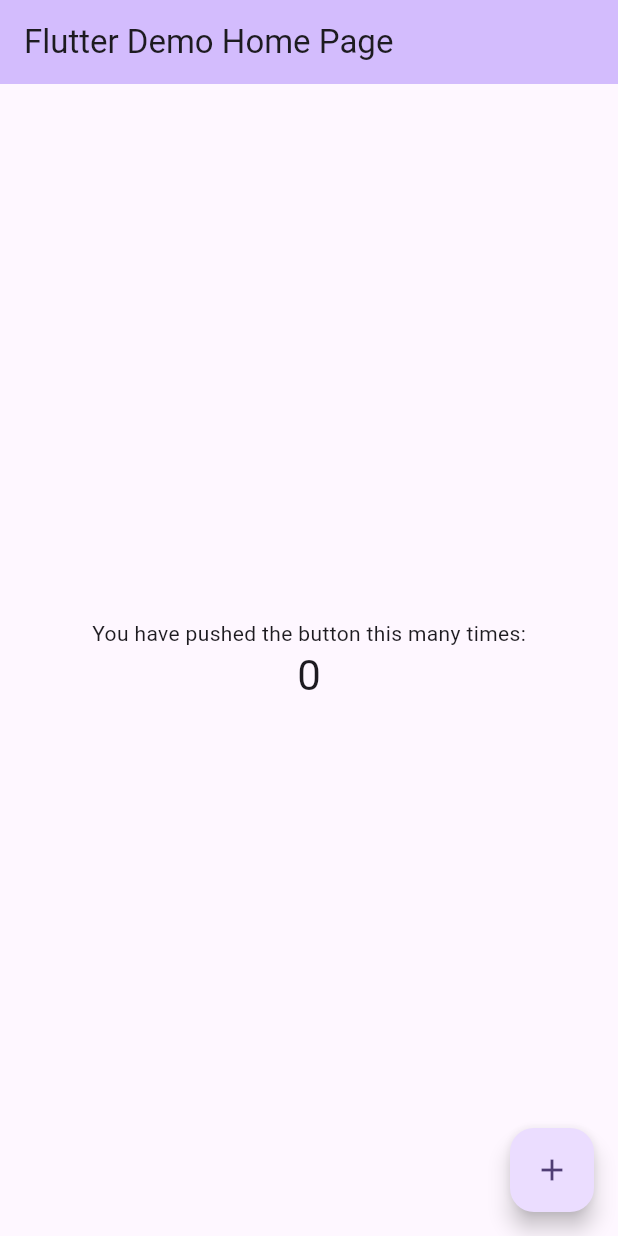
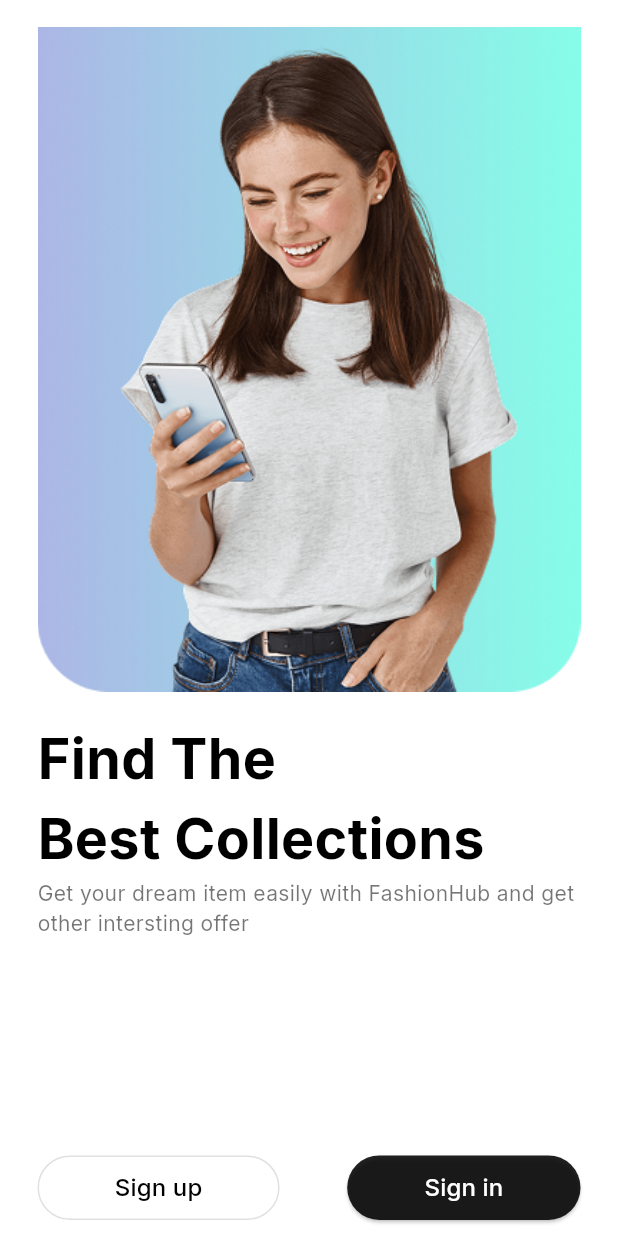
Before and after one commit to mbilalabid800/flutter-test, a Flutter app: the screen it shows after launch, on a phone screen of 412 x 824 dp. Run offline on Flutter 3.47's test engine with Material 3 defaults, Android fonts, the phone set to English and light mode, and no system bars; our stand-ins replace google_fonts.

Commit message:
Add splash screen feature

```diff
--- /dev/null
+++ b/lib/constants/app_colors.dart
@@ -0,0 +1,6 @@
+import 'package:flutter/material.dart';
+
+class AppColors {
+  static const Color screenBackground = Color.fromRGBO(255, 255, 255, 1);
+  static const Color textColor = Color.fromRGBO(0, 0, 0, 1);
+}
--- a/lib/main.dart
+++ b/lib/main.dart
@@ -1,4 +1,7 @@
 import 'package:flutter/material.dart';
+import 'package:google_fonts/google_fonts.dart';
+
+import 'screens/splash_screen.dart';
 
 void main() {
   runApp(const MyApp());
@@ -11,112 +14,18 @@ class MyApp extends StatelessWidget {
   @override
   Widget build(BuildContext context) {
     return MaterialApp(
-      title: 'Flutter Demo',
+      title: 'Cartzilla',
+      debugShowCheckedModeBanner: false,
       theme: ThemeData(
-        // This is the theme of your application.
-        //
-        // TRY THIS: Try running your application with "flutter run". You'll see
-        // the application has a purple toolbar. Then, without quitting the app,
-        // try changing the seedColor in the colorScheme below to Colors.green
-        // and then invoke "hot reload" (save your changes or press the "hot
-        // reload" button in a Flutter-supported IDE, or press "r" if you used
-        // the command line to start the app).
-        //
-        // Notice that the counter didn't reset back to zero; the application
-        // state is not lost during the reload. To reset the state, use hot
-        // restart instead.
-        //
-        // This works for code too, not just values: Most code changes can be
-        // tested with just a hot reload.
-        colorScheme: ColorScheme.fromSeed(seedColor: Colors.deepPurple),
+        useMaterial3: true,
+        textTheme: GoogleFonts.interTextTheme(),
       ),
-      home: const MyHomePage(title: 'Flutter Demo Home Page'),
+      initialRoute: '/splash-screen',
+      routes: {
+        '/splash-screen': (context) => const SplashScreen(),
+        // '/home-screen': (BuildContext context) => const HomeScreen(),
+        // '/print-example': (BuildContext context) => PrintExample(),
+      },
     );
   }
 }
-
-class MyHomePage extends StatefulWidget {
-  const MyHomePage({super.key, required this.title});
-
-  // This widget is the home page of your application. It is stateful, meaning
-  // that it has a State object (defined below) that contains fields that affect
-  // how it looks.
-
-  // This class is the configuration for the state. It holds the values (in this
-  // case the title) provided by the parent (in this case the App widget) and
-  // used by the build method of the State. Fields in a Widget subclass are
-  // always marked "final".
-
-  final String title;
-
-  @override
-  State<MyHomePage> createState() => _MyHomePageState();
-}
-
-class _MyHomePageState extends State<MyHomePage> {
-  int _counter = 0;
-
-  void _incrementCounter() {
-    setState(() {
-      // This call to setState tells the Flutter framework that something has
-      // changed in this State, which causes it to rerun the build method below
-      // so that the display can reflect the updated values. If we changed
-      // _counter without calling setState(), then the build method would not be
-      // called again, and so nothing would appear to happen.
-      _counter++;
-    });
-  }
-
-  @override
-  Widget build(BuildContext context) {
-    // This method is rerun every time setState is called, for instance as done
-    // by the _incrementCounter method above.
-    //
-    // The Flutter framework has been optimized to make rerunning build methods
-    // fast, so that you can just rebuild anything that needs updating rather
-    // than having to individually change instances of widgets.
-    return Scaffold(
-      appBar: AppBar(
-        // TRY THIS: Try changing the color here to a specific color (to
-        // Colors.amber, perhaps?) and trigger a hot reload to see the AppBar
-        // change color while the other colors stay the same.
-        backgroundColor: Theme.of(context).colorScheme.inversePrimary,
-        // Here we take the value from the MyHomePage object that was created by
-        // the App.build method, and use it to set our appbar title.
-        title: Text(widget.title),
-      ),
-      body: Center(
-        // Center is a layout widget. It takes a single child and positions it
-        // in the middle of the parent.
-        child: Column(
-          // Column is also a layout widget. It takes a list of children and
-          // arranges them vertically. By default, it sizes itself to fit its
-          // children horizontally, and tries to be as tall as its parent.
-          //
-          // Column has various properties to control how it sizes itself and
-          // how it positions its children. Here we use mainAxisAlignment to
-          // center the children vertically; the main axis here is the vertical
-          // axis because Columns are vertical (the cross axis would be
-          // horizontal).
-          //
-          // TRY THIS: Invoke "debug painting" (choose the "Toggle Debug Paint"
-          // action in the IDE, or press "p" in the console), to see the
-          // wireframe for each widget.
-          mainAxisAlignment: MainAxisAlignment.center,
-          children: <Widget>[
-            const Text('You have pushed the button this many times:'),
-            Text(
-              '$_counter',
-              style: Theme.of(context).textTheme.headlineMedium,
-            ),
-          ],
-        ),
-      ),
-      floatingActionButton: FloatingActionButton(
-        onPressed: _incrementCounter,
-        tooltip: 'Increment',
-        child: const Icon(Icons.add),
-      ), // This trailing comma makes auto-formatting nicer for build methods.
-    );
-  }
-}
--- /dev/null
+++ b/lib/responsive/device_dimensions.dart
@@ -0,0 +1,12 @@
+import 'package:flutter/widgets.dart';
+
+class DeviceDimensions {
+  static double screenWidth(BuildContext context) =>
+      MediaQuery.of(context).size.width;
+
+  static double screenHeight(BuildContext context) =>
+      MediaQuery.of(context).size.height;
+
+  static double responsiveSize(BuildContext context) =>
+      MediaQuery.of(context).size.width;
+}
--- /dev/null
+++ b/lib/screens/splash_screen.dart
@@ -0,0 +1,96 @@
+import 'package:cartzilla/constants/app_colors.dart';
+import 'package:cartzilla/responsive/device_dimensions.dart';
+import 'package:flutter/material.dart';
+import 'package:google_fonts/google_fonts.dart';
+
+class SplashScreen extends StatelessWidget {
+  const SplashScreen({super.key});
+
+  @override
+  Widget build(BuildContext context) {
+    return SafeArea(
+      child: Scaffold(
+        backgroundColor: AppColors.screenBackground,
+        body: Padding(
+          padding: const EdgeInsets.symmetric(horizontal: 25.0),
+          child: Column(
+            crossAxisAlignment: CrossAxisAlignment.start,
+            children: [
+              SizedBox(height: DeviceDimensions.screenHeight(context) * 0.010),
+              Padding(
+                padding: const EdgeInsets.symmetric(vertical: 10),
+                child: Image.asset(
+                  'assets/images/splash-image.png',
+                  fit: BoxFit.contain,
+                ),
+              ),
+              SizedBox(height: DeviceDimensions.screenHeight(context) * 0.010),
+              Text(
+                'Find The\nBest Collections',
+                style: GoogleFonts.inter(
+                  fontSize: DeviceDimensions.responsiveSize(context) * 0.090,
+                  fontWeight: FontWeight.bold,
+                  color: AppColors.textColor,
+                ),
+              ),
+
+              Text(
+                'Get your dream item easily with FashionHub and get other intersting offer',
+                style: GoogleFonts.inter(fontSize: 14, color: Colors.black54),
+              ),
+              Spacer(),
+              Row(
+                mainAxisAlignment: MainAxisAlignment.spaceBetween,
+                children: [
+                  OutlinedButton(
+                    onPressed: () {},
+                    style: OutlinedButton.styleFrom(
+                      padding: EdgeInsets.symmetric(
+                        vertical: 10,
+                        horizontal:
+                            DeviceDimensions.screenWidth(context) * 0.125,
+                      ),
+                      side: const BorderSide(color: Colors.black12),
+                      shape: RoundedRectangleBorder(
+                        borderRadius: BorderRadius.circular(30),
+                      ),
+                    ),
+                    child: Text(
+                      'Sign up',
+                      style: GoogleFonts.inter(
+                        fontSize: 16,
+                        color: AppColors.textColor,
+                      ),
+                    ),
+                  ),
+                  ElevatedButton(
+                    onPressed: () {},
+                    style: ElevatedButton.styleFrom(
+                      backgroundColor: Colors.black87,
+                      padding: EdgeInsets.symmetric(
+                        vertical: 10,
+                        horizontal:
+                            DeviceDimensions.screenWidth(context) * 0.125,
+                      ),
+                      shape: RoundedRectangleBorder(
+                        borderRadius: BorderRadius.circular(30),
+                      ),
+                    ),
+                    child: Text(
+                      'Sign in',
+                      style: GoogleFonts.inter(
+                        fontSize: 16,
+                        color: Colors.white,
+                      ),
+                    ),
+                  ),
+                ],
+              ),
+              SizedBox(height: DeviceDimensions.screenHeight(context) * 0.010),
+            ],
+          ),
+        ),
+      ),
+    );
+  }
+}
--- a/pubspec.yaml
+++ b/pubspec.yaml
@@ -34,6 +34,7 @@ dependencies:
   # The following adds the Cupertino Icons font to your application.
   # Use with the CupertinoIcons class for iOS style icons.
   cupertino_icons: ^1.0.8
+  google_fonts: ^6.2.1
 
 dev_dependencies:
   flutter_test:
@@ -58,8 +59,8 @@ flutter:
   uses-material-design: true
 
   # To add assets to your application, add an assets section, like this:
-  # assets:
-  #   - images/a_dot_burr.jpeg
+  assets:
+    - assets/images/
   #   - images/a_dot_ham.jpeg
 
   # An image asset can refer to one or more resolution-specific "variants", see
```
Also changed, not shown: assets/images/splash-image.png (added), pubspec.lock, 3 other files.
